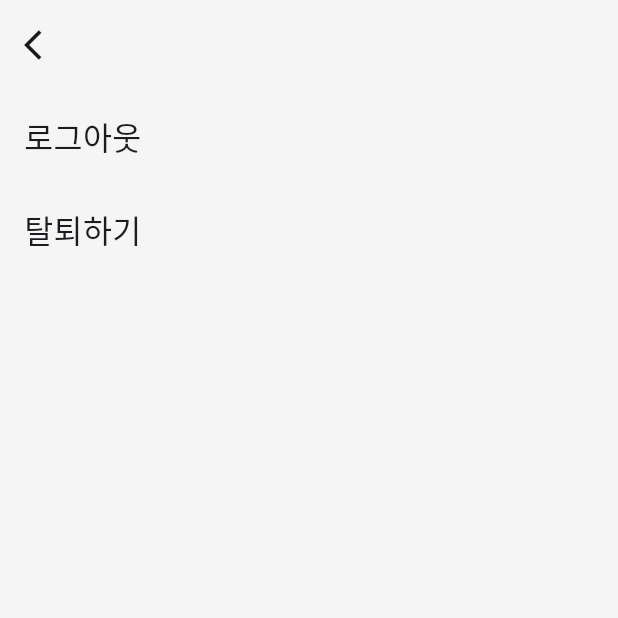
After one commit to grden/flutter-indeed, a Flutter app: the SettingScreen screen opened by its route, after a tap on "로그아웃", on a phone screen of 412 x 824 dp, the top half of it. The commit adds this screen. Run offline on Flutter 3.47's test engine with Material 3 defaults, Android fonts, the phone set to English and light mode, and no system bars; our stand-ins replace avatar_glow, carousel_slider, cloud_firestore, expandable_page_view, firebase_auth, firebase_core and 12 more; missing offline and left inert: grpc, material_dialogs, protobuf; accounts and stored records are empty; Roboto replaces fonts that are missing (Pretendard).

Commit message:
added setting screen

```diff
--- a/lib/common/theme/abstract_theme_colors.dart
+++ b/lib/common/theme/abstract_theme_colors.dart
@@ -13,7 +13,9 @@ abstract class AbstractThemeColors {
 
   Color get foregroundColor => const Color.fromARGB(153, 0, 0, 0);
 
-  Color get errorColor => const Color.fromARGB(255, 198, 40, 40);
+  Color get errorColor => const Color(0xFFE23636);
+
+  Color get successColor => const Color(0xFF82DD55);
 
   Color get textFieldColor => const Color.fromARGB(255, 233, 233, 238);
 
--- a/lib/main.dart
+++ b/lib/main.dart
@@ -6,6 +6,7 @@ import 'package:flutter/foundation.dart';
 import 'package:flutter/material.dart';
 import 'package:flutter_riverpod/flutter_riverpod.dart';
 import 'package:go_router/go_router.dart';
+import 'package:self_project/screen/screen_setting.dart';
 
 import 'chat/screen_chat.dart';
 import 'common/extension/extension_context.dart';
@@ -115,7 +116,10 @@ class App extends StatefulWidget {
             accountType: data['accountType'],
           );
         }),
-      )
+      ),
+      GoRoute(
+          path: '/setting',
+          builder: ((context, state) => const SettingScreen()))
     ],
   );
 
--- /dev/null
+++ b/lib/screen/screen_setting.dart
@@ -0,0 +1,149 @@
+import 'dart:developer' as d;
+import 'package:firebase_auth/firebase_auth.dart';
+import 'package:flutter/material.dart';
+import 'package:flutter_riverpod/flutter_riverpod.dart';
+import 'package:go_router/go_router.dart';
+import 'package:material_dialogs/material_dialogs.dart';
+import 'package:material_dialogs/widgets/buttons/icon_outline_button.dart';
+import 'package:material_dialogs/widgets/buttons/icon_button.dart';
+
+import '../common/extension/extension_context.dart';
+import '../common/widget/widget_arrow.dart';
+import '../common/widget/widget_sizedbox.dart';
+import '../common/widget/widget_tap.dart';
+import '../common/constant.dart';
+import '../services/auth.dart';
+
+class SettingScreen extends ConsumerWidget {
+  const SettingScreen({super.key});
+
+  @override
+  Widget build(BuildContext context, WidgetRef ref) {
+    return Scaffold(
+      appBar: AppBar(
+        leading: Tap(
+          onTap: () {
+            context.pop();
+          },
+          child: const Arrow(
+            direction: AxisDirection.left,
+            size: 24,
+          ),
+        ),
+        backgroundColor: context.appColors.backgroundColor,
+        scrolledUnderElevation: 0,
+        toolbarHeight: appBarHeight,
+      ),
+      body: Container(
+        color: context.appColors.backgroundColor,
+        child: SafeArea(
+          child: ListView(
+            children: [
+              _logoutContainer(context),
+              _delAccountContainer(context)
+            ],
+          ),
+        ),
+      ),
+    );
+  }
+
+  Widget _logoutContainer(BuildContext context) {
+    return Tap(
+        onTap: () {
+          Dialogs.materialDialog(
+              context: context,
+              msg: '정말 로그아웃 하시겠습니까?',
+              msgAlign: TextAlign.center,
+              msgStyle: TextStyle(
+                  fontSize: 17,
+                  fontWeight: FontWeight.w500,
+                  color: context.appColors.primaryText),
+              dialogShape: RoundedRectangleBorder(
+                  borderRadius: BorderRadius.circular(12)),
+              actions: [
+                IconsButton(
+                  onPressed: () {
+                    Navigator.of(context).pop();
+                  },
+                  text: '취소',
+                  textStyle: TextStyle(
+                      fontSize: 17,
+                      fontWeight: FontWeight.w500,
+                      color: context.appColors.inverseText),
+                  color: context.appColors.primaryColor,
+                  shape: RoundedRectangleBorder(
+                      borderRadius: BorderRadius.circular(8)),
+                  padding: const EdgeInsets.all(12),
+                ),
+                IconsOutlineButton(
+                  onPressed: () async {
+                    try {
+                      await AuthService.logout();
+                      await FirebaseAuth.instance.signOut();
+                      //Navigator.popUntil(context, (route) => false);
+                      context.go('/login');
+                    } catch (e) {
+                      d.log(e.toString());
+                    }
+                  },
+                  text: '로그아웃',
+                  textStyle: TextStyle(
+                      fontSize: 17,
+                      fontWeight: FontWeight.w500,
+                      color: context.appColors.secondaryText),
+                  shape: RoundedRectangleBorder(
+                      borderRadius: BorderRadius.circular(8)),
+                  padding: const EdgeInsets.all(12),
+                )
+              ]);
+        },
+        child: const Padding(
+          padding: EdgeInsets.all(16),
+          child: Text(
+            '로그아웃',
+            style: TextStyle(fontSize: 21, fontWeight: FontWeight.w400),
+          ),
+        ));
+  }
+
+  Widget _delAccountContainer(BuildContext context) {
+    return Tap(
+      onTap: () {
+        Dialogs.materialDialog(
+            context: context,
+            msg: '안돼요 \u{1F44E}',
+            msgAlign: TextAlign.center,
+            msgStyle: TextStyle(
+                fontSize: 17,
+                fontWeight: FontWeight.w500,
+                color: context.appColors.primaryText),
+            dialogShape:
+                RoundedRectangleBorder(borderRadius: BorderRadius.circular(12)),
+            actions: [
+              IconsButton(
+                onPressed: () {
+                  Navigator.of(context).pop();
+                },
+                text: '확인',
+                textStyle: TextStyle(
+                    fontSize: 17,
+                    fontWeight: FontWeight.w500,
+                    color: context.appColors.inverseText),
+                color: context.appColors.primaryColor,
+                shape: RoundedRectangleBorder(
+                    borderRadius: BorderRadius.circular(8)),
+                padding: const EdgeInsets.all(12),
+              ),
+            ]);
+      },
+      child: const Padding(
+        padding: EdgeInsets.all(16),
+        child: Text(
+          '탈퇴하기',
+          style: TextStyle(fontSize: 21, fontWeight: FontWeight.w400),
+        ),
+      ),
+    );
+  }
+}
```
